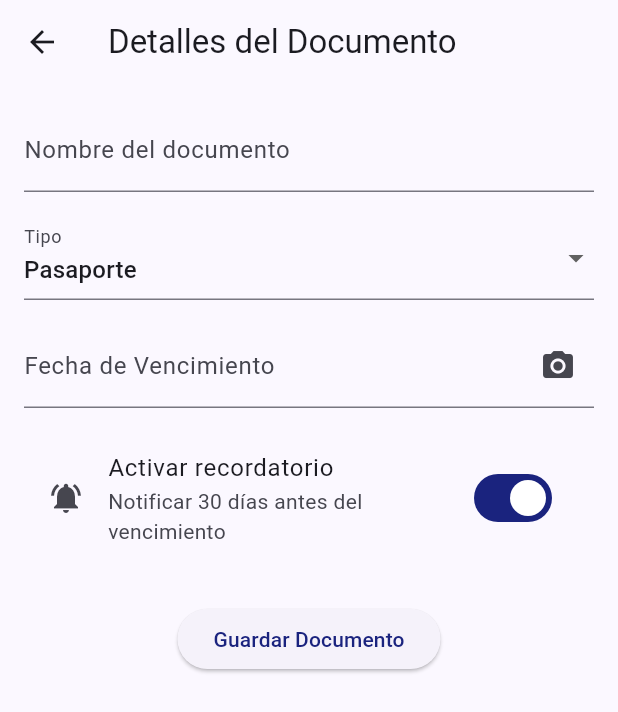
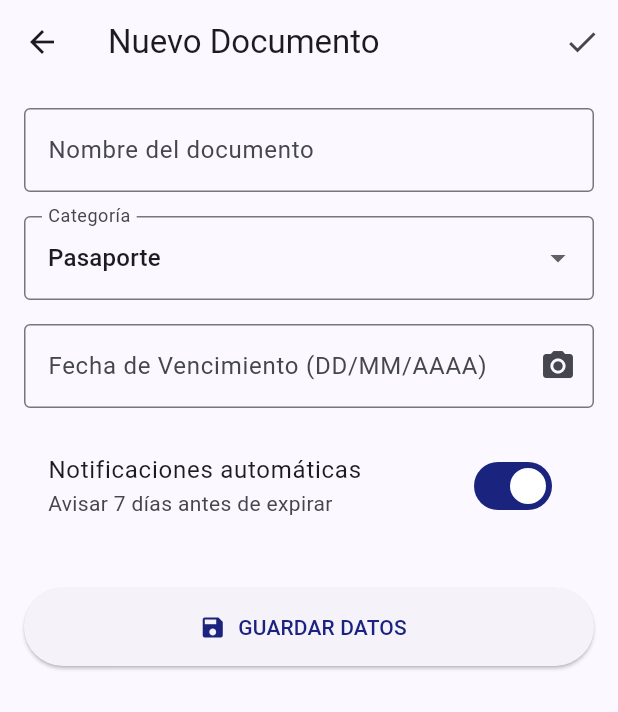
Before and after one commit to inte-sys/follow_docs, a Flutter app: the AddDocumentScreen screen opened directly, on a phone screen of 412 x 824 dp. Shown: the top 712 px of the screen. Run offline on Flutter 3.47's test engine with Material 3 defaults, Android fonts, the phone set to English and light mode, and no system bars; our stand-ins replace camera, flutter_local_notifications, flutter_timezone, mask_text_input_formatter, sqflite, timezone; missing offline and left inert: google_mlkit_text_recognition; accounts and stored records are empty.

Commit message:
feat: implement document categorization and 7-day expiry notifications

```diff
--- a/lib/views/add_document_screen.dart
+++ b/lib/views/add_document_screen.dart
@@ -4,8 +4,8 @@ import 'package:mask_text_input_formatter/mask_text_input_formatter.dart';
 import 'package:uuid/uuid.dart';
 import '../services/database_helper.dart';
 import '../services/notification_service.dart';
+import '../services/ocr_service.dart';
 import 'camera_scanner_screen.dart';
-import '../services/ocr_service.dart';
 
 class AddDocumentScreen extends StatefulWidget {
   final Map<String, dynamic>? existingDoc;
@@ -18,14 +18,21 @@ class AddDocumentScreen extends StatefulWidget {
 }
 
 class _AddDocumentScreenState extends State<AddDocumentScreen> {
-  final _nameController = TextEditingController();
-  final _dateController = TextEditingController();
-  final _customTypeController = TextEditingController();
+  final TextEditingController _nameController = TextEditingController();
+  final TextEditingController _dateController = TextEditingController();
+  final TextEditingController _customTypeController = TextEditingController();
 
   String _selectedType = 'Pasaporte';
-  bool _notificationsEnabled = true; // Estado del Switch
+  bool _notificationsEnabled = true;
 
-  final _docTypes = ['Pasaporte', 'Licencia', 'Visa', 'Seguro', 'Otro'];
+  final List<String> _docTypes = [
+    'Pasaporte',
+    'Licencia',
+    'Visa',
+    'Seguro',
+    'Otro'
+  ];
+
   final dateMaskFormatter = MaskTextInputFormatter(
     mask: '##/##/####',
     filter: {"#": RegExp(r'[0-9]')},
@@ -34,23 +41,41 @@ class _AddDocumentScreenState extends State<AddDocumentScreen> {
   @override
   void initState() {
     super.initState();
+    // Carga de datos inicial si se trata de una edición
     if (widget.existingDoc != null) {
       _nameController.text = widget.existingDoc!['name'] ?? '';
       _dateController.text = widget.existingDoc!['expiration_date'] ?? '';
-      _notificationsEnabled = widget.existingDoc!['is_active'] == 1;
 
-      String savedType = widget.existingDoc!['doc_type'] ?? 'Pasaporte';
-      if (!_docTypes.contains(savedType)) {
+      final savedType = widget.existingDoc!['doc_type'] ?? 'Pasaporte';
+      if (_docTypes.contains(savedType)) {
+        _selectedType = savedType;
+      } else {
         _selectedType = 'Otro';
         _customTypeController.text = savedType;
-      } else {
-        _selectedType = savedType;
       }
+
+      _notificationsEnabled = widget.existingDoc!['is_active'] == 1;
     }
   }
 
+  /// Guarda el documento en la base de datos y programa la alerta si es necesario
   Future<void> _saveDoc() async {
-    if (_nameController.text.isEmpty || _dateController.text.isEmpty) return;
+    if (_nameController.text.isEmpty || _dateController.text.isEmpty) {
+      ScaffoldMessenger.of(context).showSnackBar(
+        const SnackBar(content: Text("Por favor rellena todos los campos")),
+      );
+      return;
+    }
+
+    // Validación rigurosa de la fecha
+    try {
+      DateFormat('dd/MM/yyyy').parse(_dateController.text);
+    } catch (e) {
+      ScaffoldMessenger.of(context).showSnackBar(
+        const SnackBar(content: Text("Formato de fecha inválido (DD/MM/AAAA)")),
+      );
+      return;
+    }
 
     final String docId = widget.existingDoc != null
         ? widget.existingDoc!['id']
@@ -60,16 +85,7 @@ class _AddDocumentScreenState extends State<AddDocumentScreen> {
         ? _customTypeController.text.trim()
         : _selectedType;
 
-    try {
-      DateFormat('dd/MM/yyyy').parse(_dateController.text);
-    } catch (e) {
-      ScaffoldMessenger.of(context).showSnackBar(
-        const SnackBar(content: Text("Formato de fecha inválido")),
-      );
-      return;
-    }
-
-    final data = {
+    final Map<String, dynamic> data = {
       'id': docId,
       'name': _nameController.text,
       'type': 'document',
@@ -79,120 +95,38 @@ class _AddDocumentScreenState extends State<AddDocumentScreen> {
       'parent_id': widget.parentId,
     };
 
+    // Operación en la base de datos
     if (widget.existingDoc != null) {
       await DatabaseHelper.instance.updateItem(data);
     } else {
       await DatabaseHelper.instance.insertItem(data);
     }
 
+    // Programación de la notificación 7 días antes del vencimiento
     if (_notificationsEnabled) {
       try {
-        final expiry = DateFormat('dd/MM/yyyy').parse(_dateController.text);
-        await NotificationService().scheduleExpirationNotice(
-          id: docId,
-          title: _nameController.text,
-          expiryDate: expiry,
+        final DateTime expiry =
+            DateFormat('dd/MM/yyyy').parse(_dateController.text);
+
+        await NotificationService().scheduleNotification(
+          id: docId.hashCode,
+          title: "Vencimiento Próximo",
+          body:
+              "Tu ${finalType.toLowerCase()} '${_nameController.text}' vence en 7 días.",
+          scheduledDate: expiry,
         );
       } catch (e) {
-        debugPrint("Error notificación: $e");
+        debugPrint("Error al programar notificación: $e");
       }
     } else {
-      await NotificationService().cancelNotification(docId);
+      // Cancelar si el usuario desactiva los recordatorios
+      await NotificationService().cancelNotification(docId.hashCode.toString());
     }
 
     if (mounted) Navigator.pop(context, true);
   }
 
-  @override
-  Widget build(BuildContext context) {
-    return Scaffold(
-      appBar: AppBar(title: const Text("Detalles del Documento")),
-      body: SingleChildScrollView(
-        padding: const EdgeInsets.all(16),
-        child: Column(
-          children: [
-            TextField(
-              controller: _nameController,
-              decoration:
-                  const InputDecoration(labelText: 'Nombre del documento'),
-            ),
-            const SizedBox(height: 16),
-            DropdownButtonFormField<String>(
-              initialValue: _selectedType,
-              items: _docTypes
-                  .map((t) => DropdownMenuItem(value: t, child: Text(t)))
-                  .toList(),
-              onChanged: (val) => setState(() => _selectedType = val!),
-              decoration: const InputDecoration(labelText: 'Tipo'),
-            ),
-            if (_selectedType == 'Otro') ...[
-              const SizedBox(height: 16),
-              TextField(
-                controller: _customTypeController,
-                decoration:
-                    const InputDecoration(labelText: 'Especifique tipo'),
-              ),
-            ],
-            const SizedBox(height: 16),
-            TextField(
-              controller: _dateController,
-              keyboardType: TextInputType.number,
-              inputFormatters: [dateMaskFormatter],
-              // decoration: InputDecoration(
-              //   labelText: 'Vencimiento (DD/MM/YYYY)',
-              //   hintText: DateFormat('dd/MM/yyyy').format(DateTime.now()),
-              //   suffixIcon: IconButton(
-              //     icon: const Icon(Icons.calendar_today),
-              //     onPressed: () => _selectDate(context),
-              //   ),
-              // ),
-              decoration: InputDecoration(
-                labelText: 'Fecha de Vencimiento',
-                suffixIcon: IconButton(
-                  icon: const Icon(Icons.camera_alt),
-                  onPressed: () =>
-                      _pickAndScanImage(), // Método que crearemos a continuación
-                ),
-              ),
-            ),
-            const SizedBox(height: 20),
-            SwitchListTile(
-              title: const Text("Activar recordatorio"),
-              subtitle: const Text("Notificar 30 días antes del vencimiento"),
-              value: _notificationsEnabled,
-              onChanged: (bool value) =>
-                  setState(() => _notificationsEnabled = value),
-              secondary: const Icon(Icons.notifications_active),
-            ),
-            const SizedBox(height: 30),
-            ElevatedButton(
-              onPressed: _saveDoc,
-              child: const Text("Guardar Documento"),
-            ),
-          ],
-        ),
-      ),
-    );
-  }
-
-  Future<void> _selectDate(BuildContext context) async {
-    DateTime initial = DateTime.now();
-    try {
-      initial = DateFormat('dd/MM/yyyy').parse(_dateController.text);
-    } catch (_) {}
-
-    final DateTime? picked = await showDatePicker(
-      context: context,
-      initialDate: initial,
-      firstDate: DateTime(1900),
-      lastDate: DateTime(2100),
-    );
-    if (picked != null) {
-      setState(
-          () => _dateController.text = DateFormat('dd/MM/yyyy').format(picked));
-    }
-  }
-
+  /// Inicia el flujo de cámara y procesa los resultados con OCR
   Future<void> _pickAndScanImage() async {
     final String? imagePath = await Navigator.push(
       context,
@@ -201,28 +135,122 @@ class _AddDocumentScreenState extends State<AddDocumentScreen> {
 
     if (imagePath != null) {
       final ocr = OCRService();
+      // El servicio ahora devuelve tanto la fecha como la categoría detectada
       final result = await ocr.analyzeDocument(imagePath);
       ocr.dispose();
 
       setState(() {
-        // Si detectó fecha, la pone en el campo
         if (result['date'] != null) {
           _dateController.text = result['date']!;
         }
 
-        // Si detectó tipo y está en nuestra lista, lo selecciona
-        if (result['type'] != null && _docTypes.contains(result['type'])) {
-          _selectedType = result['type']!;
+        if (result['type'] != null) {
+          final String detected = result['type']!;
+          if (_docTypes.contains(detected)) {
+            _selectedType = detected;
+          }
         }
       });
 
-      String mensaje = result['type'] != null
-          ? "Detectado: ${result['type']}"
-          : "Documento procesado";
-
       ScaffoldMessenger.of(context).showSnackBar(
-        SnackBar(content: Text(mensaje)),
+        SnackBar(
+            content: Text(result['type'] != null
+                ? "Identificado como: ${result['type']}"
+                : "Datos extraídos con éxito")),
       );
     }
   }
+
+  @override
+  void dispose() {
+    _nameController.dispose();
+    _dateController.dispose();
+    _customTypeController.dispose();
+    super.dispose();
+  }
+
+  @override
+  Widget build(BuildContext context) {
+    return Scaffold(
+      appBar: AppBar(
+        title: Text(widget.existingDoc == null
+            ? 'Nuevo Documento'
+            : 'Editar Documento'),
+        actions: [
+          IconButton(
+            icon: const Icon(Icons.check),
+            onPressed: _saveDoc,
+          )
+        ],
+      ),
+      body: SingleChildScrollView(
+        padding: const EdgeInsets.all(16),
+        child: Column(
+          children: [
+            TextField(
+              controller: _nameController,
+              decoration: const InputDecoration(
+                labelText: 'Nombre del documento',
+                hintText: 'Ej: Pasaporte de Luis',
+                border: OutlineInputBorder(),
+              ),
+            ),
+            const SizedBox(height: 16),
+            DropdownButtonFormField<String>(
+              value: _selectedType,
+              items: _docTypes
+                  .map((t) => DropdownMenuItem(value: t, child: Text(t)))
+                  .toList(),
+              onChanged: (val) => setState(() => _selectedType = val!),
+              decoration: const InputDecoration(
+                labelText: 'Categoría',
+                border: OutlineInputBorder(),
+              ),
+            ),
+            if (_selectedType == 'Otro') ...[
+              const SizedBox(height: 16),
+              TextField(
+                controller: _customTypeController,
+                decoration: const InputDecoration(
+                  labelText: 'Tipo personalizado',
+                  border: OutlineInputBorder(),
+                ),
+              ),
+            ],
+            const SizedBox(height: 16),
+            TextFormField(
+              controller: _dateController,
+              inputFormatters: [dateMaskFormatter],
+              keyboardType: TextInputType.number,
+              decoration: InputDecoration(
+                labelText: 'Fecha de Vencimiento (DD/MM/AAAA)',
+                border: const OutlineInputBorder(),
+                suffixIcon: IconButton(
+                  icon: const Icon(Icons.camera_alt),
+                  onPressed: _pickAndScanImage,
+                ),
+              ),
+            ),
+            const SizedBox(height: 16),
+            SwitchListTile(
+              title: const Text("Notificaciones automáticas"),
+              subtitle: const Text("Avisar 7 días antes de expirar"),
+              value: _notificationsEnabled,
+              onChanged: (val) => setState(() => _notificationsEnabled = val),
+            ),
+            const SizedBox(height: 32),
+            SizedBox(
+              width: double.infinity,
+              height: 52,
+              child: ElevatedButton.icon(
+                onPressed: _saveDoc,
+                icon: const Icon(Icons.save),
+                label: const Text("GUARDAR DATOS"),
+              ),
+            )
+          ],
+        ),
+      ),
+    );
+  }
 }
```
Also changed, not shown: apidoc.txt (added, +94 -0 lines), lib/services/notification_service.dart (+31 -0 lines), 1 other file.
